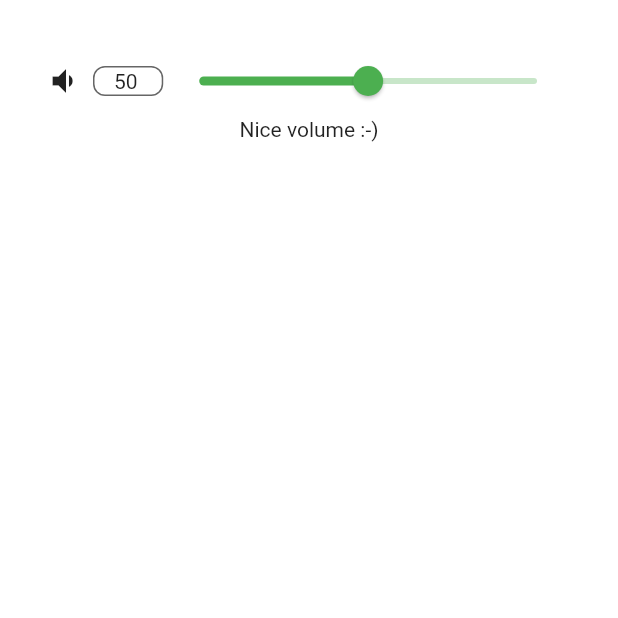
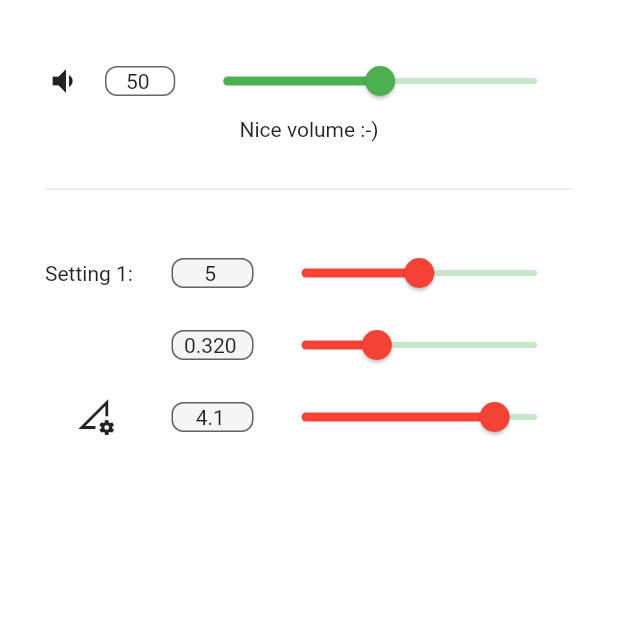
Before and after one commit to smofe/input_slider, a Flutter app: the screen it shows after launch, on a phone screen of 412 x 824 dp, the top half of it. Run offline on Flutter 3.47's test engine with Material 2 defaults, Android fonts, the phone set to English and light mode, and no system bars.

Commit message:
adds InputSliderForm and alignment properties

```diff
--- a/example/lib/main.dart
+++ b/example/lib/main.dart
@@ -1,5 +1,6 @@
 import 'package:flutter/material.dart';
 import 'package:input_slider/input_slider.dart';
+import 'package:input_slider/input_slider_form.dart';
 
 void main() {
   runApp(MyApp());
@@ -26,14 +27,13 @@ class MyHomePage extends StatefulWidget {
 }
 
 class _MyHomePageState extends State<MyHomePage> {
-
   double _volume = 50;
 
   @override
   Widget build(BuildContext context) {
     return Scaffold(
-        backgroundColor: Colors.white,
-        body: Padding(
+      backgroundColor: Colors.white,
+      body: Padding(
           padding: const EdgeInsets.all(30.0),
           child: Column(
             children: [
@@ -46,14 +46,53 @@ class _MyHomePageState extends State<MyHomePage> {
                   min: 0.0,
                   max: 100.0,
                   decimalPlaces: 0,
-                  value: _volume,
+                  defaultValue: _volume,
                   activeSliderColor: Colors.green,
                   inactiveSliderColor: Colors.green[100],
                   leading: Icon(Icons.volume_down)),
-              _volumeDisplay()
+              _volumeDisplay(),
+              Padding(padding: EdgeInsets.symmetric(vertical: 24), child: Divider(),),
+              InputSliderForm(
+                leadingWeight: 1,
+                sliderWeight: 3,
+                activeSliderColor: Colors.red,
+                inactiveSliderColor: Colors.green[100],
+                filled: true,
+                children: [
+                  InputSlider(
+                    onChange: (value) {
+                      print("Setting 1 changed");
+                    },
+                    min: 0.0,
+                    max: 10.0,
+                    decimalPlaces: 0,
+                    defaultValue: 5.0,
+                    leading: Text("Setting 1:"),
+                  ),
+                  InputSlider(
+                    onChange: (value) {
+                      print("Setting 2 changed");
+                    },
+                    min: 0.0,
+                    max: 1.0,
+                    decimalPlaces: 3,
+                    defaultValue: 0.32,
+                  ),
+                  InputSlider(
+                    onChange: (value) {
+                      print("Setting 3 changed");
+                    },
+                    min: 0.0,
+                    max: 5.0,
+                    decimalPlaces: 1,
+                    defaultValue: 4.1,
+                      leading: Icon(Icons.perm_data_setting_outlined)
+                  ),
+                ],
+              ),
             ],
-          ),
-        ));
+          )),
+    );
   }
 
   Widget _volumeDisplay() {
--- a/lib/input_slider.dart
+++ b/lib/input_slider.dart
@@ -3,6 +3,7 @@ library input_slider;
 import 'package:flutter/cupertino.dart';
 import 'package:flutter/material.dart';
 import 'package:flutter/services.dart';
+import 'package:input_slider/util.dart';
 
 /// An input widget that combines a [Slider] synchronized with a [TextField]
 class InputSlider extends StatefulWidget {
@@ -22,8 +23,8 @@ class InputSlider extends StatefulWidget {
   /// The maximum value. Every value greater than this will be clamped.
   final double max;
 
-  /// The value of this InputSlider.
-  final double value;
+  /// The default value of this InputSlider.
+  final double defaultValue;
 
   /// The number of discrete divisions.
   final int? division;
@@ -49,7 +50,7 @@ class InputSlider extends StatefulWidget {
 
   /// Whether the TextField is filled.
   /// Ignored if [inputDecoration] is non-null.
-  final bool filled;
+  final bool? filled;
 
   /// The color with which the TextField is filled, if [filled] is true.
   /// Ignored if [inputDecoration] is non-null.
@@ -76,11 +77,27 @@ class InputSlider extends StatefulWidget {
   /// The [InputDecoration] used by the TextField. If null, use a default decoration.
   final InputDecoration? inputDecoration;
 
+  /// Determines the proportional weight (flex) of the leading widget.
+  ///
+  /// If null or 0, the leading widget's preferred size is used.
+  final int? leadingWeight;
+
+  /// Determines the proportional weight (flex) of the slider.
+  ///
+  /// If 0 the slider's preferred size is used.
+  /// If null the slider is extended.
+  final int? sliderWeight;
+
+  /// The size of the input [TextField].
+  ///
+  /// If null, calculates the size based on the [textFieldStyle] and [decimalPlaces].
+  final Size? textFieldSize;
+
   const InputSlider(
       {required this.onChange,
       required this.min,
       required this.max,
-      required this.value,
+      required this.defaultValue,
       this.onChangeEnd,
       this.onChangeStart,
       this.leading,
@@ -89,57 +106,68 @@ class InputSlider extends StatefulWidget {
       this.activeSliderColor,
       this.inactiveSliderColor,
       this.textFieldStyle,
-      this.filled = false,
+      this.filled,
       this.fillColor,
       this.borderColor,
       this.focusBorderColor,
       this.borderRadius,
-      this.inputDecoration})
+      this.inputDecoration,
+      this.leadingWeight,
+      this.sliderWeight,
+      this.textFieldSize})
       : super();
 
   @override
-  _InputSliderState createState() => _InputSliderState(value: value);
+  _InputSliderState createState() => _InputSliderState(defaultValue: defaultValue, textFieldSize: this.textFieldSize);
 }
 
 class _InputSliderState extends State<InputSlider> {
-  double value;
+  double defaultValue;
   TextEditingController _controller = TextEditingController();
   Size? textFieldSize;
 
-  _InputSliderState({required this.value});
+  _InputSliderState({required this.defaultValue, this.textFieldSize});
 
   @override
   void initState() {
-    _controller = TextEditingController();
-    _setControllerValue(value);
+    assert(defaultValue > widget.min && defaultValue < widget.max,
+        "value must be between min and max.");
+    _controller = TextEditingController(
+        text: defaultValue.toStringAsFixed(widget.decimalPlaces));
     super.initState();
   }
 
   @override
   Widget build(BuildContext context) {
     if (textFieldSize == null) _calculateTextFieldSize();
-
+    print(textFieldSize);
     return Row(
       children: [
-        widget.leading ?? Container(),
+        Flexible(
+            flex: widget.leadingWeight ?? 0,
+            fit: FlexFit.tight,
+            child: widget.leading ?? Container()),
         Padding(
           padding: EdgeInsets.only(left: 8.0),
         ),
-        SizedBox(
+        Padding(
+          padding: const EdgeInsets.all(8.0),
+          child: SizedBox(
             width: textFieldSize!.width,
             height: textFieldSize!.height,
             child: TextField(
               controller: _controller,
               keyboardType: TextInputType.number,
-            style: widget.textFieldStyle ?? DefaultTextStyle.of(context).style,
+              style:
+                  widget.textFieldStyle ?? DefaultTextStyle.of(context).style,
               onSubmitted: (value) {
-              double parsedValue = double.tryParse(value) ?? this.value;
+                double parsedValue = double.tryParse(value) ?? this.defaultValue;
                 parsedValue = parsedValue.clamp(widget.min, widget.max);
                 setState(() {
-                this.value = parsedValue;
+                  this.defaultValue = parsedValue;
                 });
-              _setControllerValue(this.value);
-              widget.onChangeEnd?.call(this.value);
+                _setControllerValue(this.defaultValue);
+                widget.onChangeEnd?.call(this.defaultValue);
               },
               textAlign: TextAlign.center,
               decoration: widget.inputDecoration ??
@@ -169,9 +197,12 @@ class _InputSliderState extends State<InputSlider> {
                   ),
             ),
           ),
-        Expanded(
+        ),
+        Flexible(
+          flex: widget.sliderWeight ?? 1,
+          fit: FlexFit.tight,
           child: Slider(
-            value: value,
+            value: defaultValue,
             min: widget.min,
             max: widget.max,
             divisions: widget.division,
@@ -180,7 +211,7 @@ class _InputSliderState extends State<InputSlider> {
             onChangeEnd: widget.onChangeEnd,
             onChanged: (double value) {
               setState(() {
-                this.value = value;
+                this.defaultValue = value;
               });
               _setControllerValue(value);
             },
@@ -196,7 +227,7 @@ class _InputSliderState extends State<InputSlider> {
         widget.textFieldStyle ?? DefaultTextStyle.of(context).style;
     String measureString = widget.max.toString() + ".";
     for (int i = 0; i < widget.decimalPlaces; i++) measureString += "9";
-    final textSize = _textSize(measureString, style);
+    final textSize = calculateTextSize(measureString, style);
     textFieldSize = textSize + Offset(8, 4);
   }
 
@@ -210,15 +241,5 @@ class _InputSliderState extends State<InputSlider> {
     widget.onChange.call(value);
   }
 
-  /// Calculates the size of [text] in the [TextStyle] [style].
-  ///
-  /// Credits to Dmitry_Kovalov: https://stackoverflow.com/a/60065737
-  Size _textSize(String text, TextStyle style) {
-    final TextPainter textPainter = TextPainter(
-        text: TextSpan(text: text, style: style),
-        maxLines: 1,
-        textDirection: TextDirection.ltr)
-      ..layout(minWidth: 0, maxWidth: double.infinity);
-    return textPainter.size;
+
 }
-}
--- /dev/null
+++ b/lib/input_slider_form.dart
@@ -0,0 +1,133 @@
+import 'package:flutter/cupertino.dart';
+import 'package:flutter/material.dart';
+
+import 'input_slider.dart';
+import 'util.dart';
+
+/// An [InputSliderForm] groups multiple [InputSlider], aligns them nicely and
+/// can be used to provide the same styling to all of them.
+///
+/// If the same styling parameter is set for both the [InputSliderForm] and one of
+/// its children, the child value is chosen.
+class InputSliderForm extends StatelessWidget {
+  /// The [InputSlider] contained in this [InputSliderForm]
+  final List<InputSlider> children;
+
+  /// The color of the active (left) part of the slider.
+  ///
+  /// By default chooses a color based on the Theme.
+  final Color? activeSliderColor;
+
+  /// The color of the inactive (right) part of the slider.
+  ///
+  /// By default chooses a color based on the Theme.
+  final Color? inactiveSliderColor;
+
+  /// The [TextStyle] used in the TextField.
+  final TextStyle? textFieldStyle;
+
+  /// Whether the TextField is filled.
+  /// Ignored if [inputDecoration] is non-null.
+  final bool? filled;
+
+  /// The color with which the TextField is filled, if [filled] is true.
+  /// Ignored if [inputDecoration] is non-null.
+  ///
+  /// By default chooses a color based on the Theme.
+  final Color? fillColor;
+
+  /// The border color of the TextField if not focused.
+  /// Ignored if [inputDecoration] is non-null.
+  ///
+  /// By default chooses a color based on the Theme.
+  final Color? borderColor;
+
+  /// The border color of the TextField if focused.
+  /// Ignored if [inputDecoration] is non-null.
+  ///
+  /// By default chooses a color based on the Theme.
+  final Color? focusBorderColor;
+
+  /// The border radius of the TextField.
+  /// Ignored if [inputDecoration] is non-null.
+  final BorderRadius? borderRadius;
+
+  /// The [InputDecoration] used by the TextField. If null, use a default decoration.
+  final InputDecoration? inputDecoration;
+
+  /// Determines the proportional weight (flex) of the leading widget.
+  ///
+  /// If null or 0, the leading widget's preferred size is used.
+  final int? leadingWeight;
+
+  /// Determines the proportional weight (flex) of the slider.
+  ///
+  /// If 0 the slider's preferred size is used.
+  /// If null the slider is extended.
+  final int? sliderWeight;
+
+  const InputSliderForm(
+      {Key? key,
+      required this.children,
+      this.leadingWeight,
+      this.sliderWeight,
+      this.inputDecoration,
+      this.borderRadius,
+      this.focusBorderColor,
+      this.borderColor,
+      this.filled,
+      this.fillColor,
+      this.textFieldStyle,
+      this.inactiveSliderColor,
+      this.activeSliderColor})
+      : super(key: key);
+
+  @override
+  Widget build(BuildContext context) {
+    Size maxTextFieldSize = _calculateMaxTextFieldSize(context: context);
+
+    return Column(
+        children: children.map((InputSlider slider) {
+      return InputSlider(
+        onChange: slider.onChange,
+        min: slider.min,
+        max: slider.max,
+        defaultValue: slider.defaultValue,
+        onChangeEnd: slider.onChangeEnd,
+        onChangeStart: slider.onChangeStart,
+        leading: slider.leading,
+        decimalPlaces: slider.decimalPlaces,
+        division: slider.division,
+        activeSliderColor: slider.activeSliderColor ?? activeSliderColor,
+        inactiveSliderColor: slider.inactiveSliderColor ?? inactiveSliderColor,
+        textFieldStyle: slider.textFieldStyle ?? textFieldStyle,
+        filled: slider.filled ?? filled,
+        fillColor: slider.fillColor ?? fillColor,
+        borderColor: slider.borderColor ?? borderColor,
+        focusBorderColor: slider.focusBorderColor ?? focusBorderColor,
+        borderRadius: slider.borderRadius ?? borderRadius,
+        inputDecoration: slider.inputDecoration ?? inputDecoration,
+        leadingWeight: slider.leadingWeight ?? leadingWeight,
+        sliderWeight: slider.sliderWeight ?? sliderWeight,
+        textFieldSize: maxTextFieldSize,
+      );
+    }).toList());
+  }
+
+  /// Calculates the size of the TextField input of [slider].
+  Size _calculateMaxTextFieldSize({required BuildContext context}) {
+    Size maxTextFieldSize = Size(0, 0);
+    children.forEach((slider) {
+      TextStyle style =
+          slider.textFieldStyle ?? DefaultTextStyle.of(context).style;
+      String measureString = slider.max.toString() + ".";
+      for (int i = 0; i < slider.decimalPlaces; i++) measureString += "9";
+      final textSize = calculateTextSize(measureString, style);
+      final textFieldSize = textSize + Offset(8, 4);
+      if (textFieldSize.width > maxTextFieldSize.width)
+        maxTextFieldSize = textFieldSize;
+    });
+
+    return maxTextFieldSize;
+  }
+}
--- /dev/null
+++ b/lib/util.dart
@@ -0,0 +1,15 @@
+import 'dart:ui';
+
+import 'package:flutter/cupertino.dart';
+
+/// Calculates the size of [text] in the [TextStyle] [style].
+///
+/// Credits to Dmitry_Kovalov: https://stackoverflow.com/a/60065737
+Size calculateTextSize(String text, TextStyle style) {
+  final TextPainter textPainter = TextPainter(
+      text: TextSpan(text: text, style: style),
+      maxLines: 1,
+      textDirection: TextDirection.ltr)
+    ..layout(minWidth: 0, maxWidth: double.infinity);
+  return textPainter.size;
+}
--- a/pubspec.yaml
+++ b/pubspec.yaml
@@ -1,6 +1,6 @@
 name: input_slider
 description: A customizable input that synchronizes a Slider and a TextField.
-version: 0.1.4
+version: 0.2.0
 repository: https://github.com/smofe/input_slider
 
 environment:
```
Also changed, not shown: example/pubspec.lock, pubspec.lock, 2 other files. Lines whose indentation alone changed are shown as unchanged.
